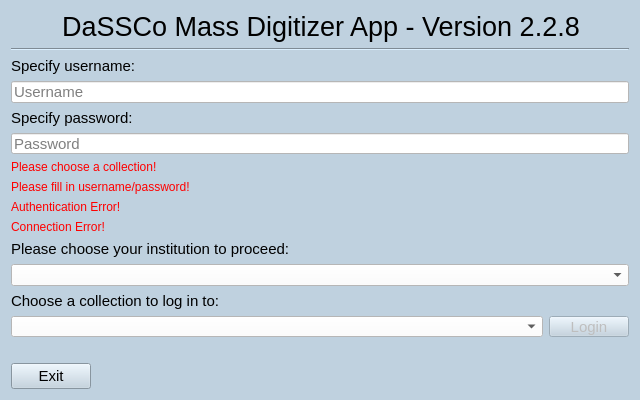
The window that MassDigitizer/ui/homescreen.ui (NHMDenmark/Mass-Digitizer) describes before a commit, drawn with Qt 5.
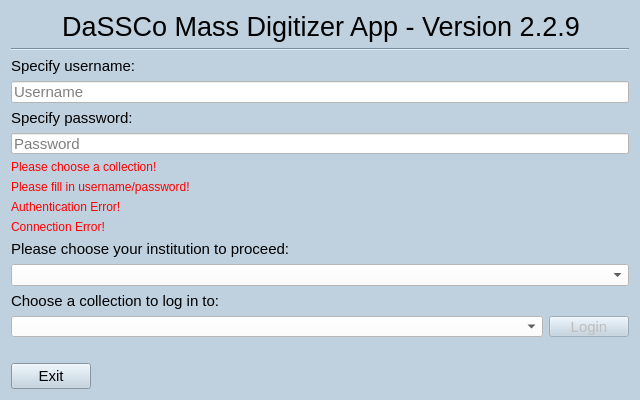
The same window after the commit.

```diff
--- a/MassDigitizer/ui/homescreen.ui
+++ b/MassDigitizer/ui/homescreen.ui
@@ -61,7 +61,7 @@
       </font>
      </property>
      <property name="text">
-      <string>DaSSCo Mass Digitizer App - Version 2.2.8</string>
+      <string>DaSSCo Mass Digitizer App - Version 2.2.9</string>
      </property>
      <property name="alignment">
       <set>Qt::AlignmentFlag::AlignCenter</set>
```
